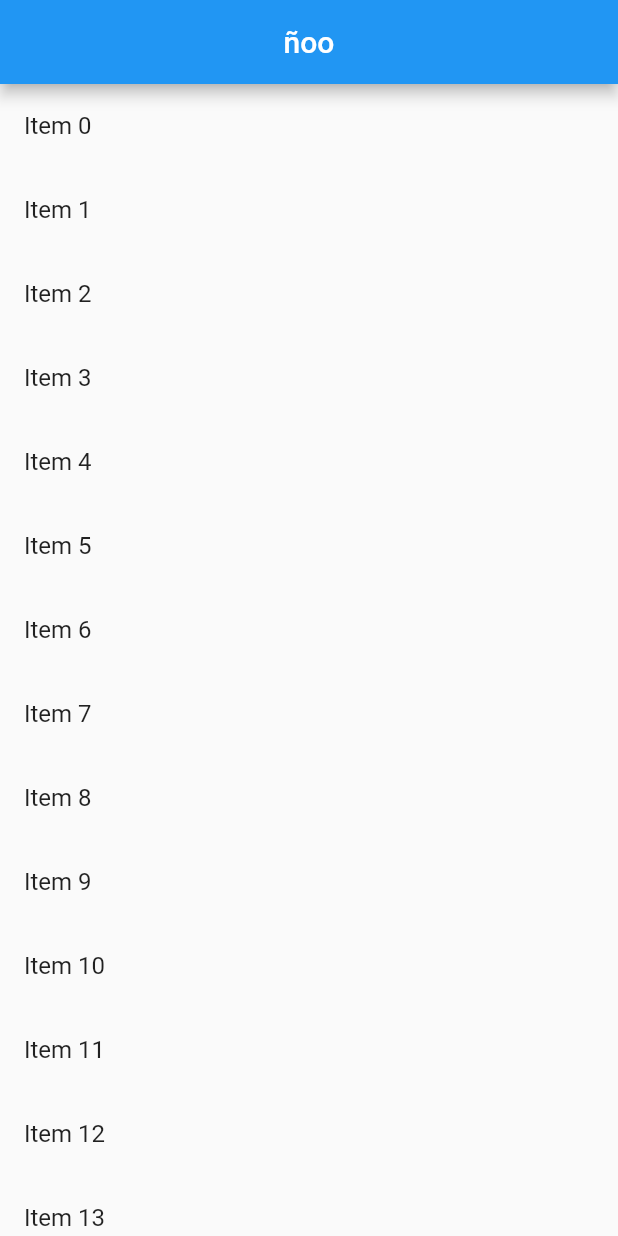
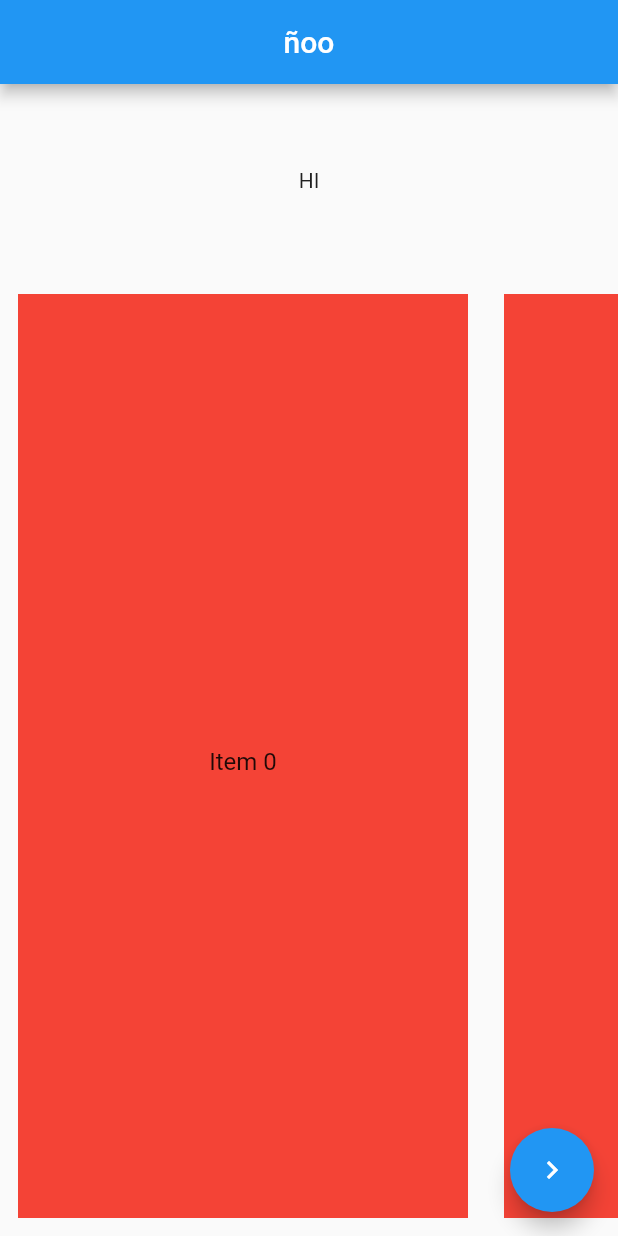
Before and after one commit to NauzetAduen/listview_position_demo, a Flutter app: the screen it shows after launch, on a phone screen of 412 x 824 dp. Run offline on Flutter 3.47's test engine with Material 2 defaults, Android fonts, the phone set to English and light mode, and no system bars; drawn by our look-alikes of scrollable_positioned_list.

Commit message:
ADD scroll functionality to list

```diff
--- a/lib/main.dart
+++ b/lib/main.dart
@@ -1,10 +1,16 @@
 import 'package:flutter/material.dart';
+import 'package:scrollable_positioned_list/scrollable_positioned_list.dart';
 
 void main() {
   runApp(MyApp());
 }
 
-class MyApp extends StatelessWidget {
+class MyApp extends StatefulWidget {
+  @override
+  _MyAppState createState() => _MyAppState();
+}
+
+class _MyAppState extends State<MyApp> {
   @override
   Widget build(BuildContext context) {
     return MaterialApp(
@@ -17,16 +23,56 @@ class MyApp extends StatelessWidget {
   }
 }
 
-class HomePage extends StatelessWidget {
+class HomePage extends StatefulWidget {
+  @override
+  _HomePageState createState() => _HomePageState();
+}
+
+class _HomePageState extends State<HomePage> {
   final items = List<String>.generate(50, (index) => "Item $index");
+
+  int indexToJump = 0;
+  final ItemScrollController itemScrollController = ItemScrollController();
+  final ItemPositionsListener itemPositionsListener =
+      ItemPositionsListener.create();
+
+  final Duration duration = Duration(seconds: 1);
+
   @override
   Widget build(BuildContext context) {
     return Scaffold(
+        floatingActionButton: FloatingActionButton(
+          onPressed: _scrollToNext,
+          child: Icon(Icons.navigate_next_outlined),
+        ),
         appBar: AppBar(title: Text("ñoo"), centerTitle: true),
-        body: ListView.builder(
-          itemBuilder: (context, index) =>
-              ListTile(title: Text('${items[index]}')),
-          itemCount: items.length,
+        body: Column(
+          mainAxisSize: MainAxisSize.min,
+          children: [
+            Flexible(flex: 1, child: Center(child: Text("HI"))),
+            Flexible(
+              flex: 5,
+              child: ScrollablePositionedList.builder(
+                scrollDirection: Axis.horizontal,
+                itemScrollController: itemScrollController,
+                itemPositionsListener: itemPositionsListener,
+                itemCount: items.length,
+                itemBuilder: (context, index) => Padding(
+                  padding: const EdgeInsets.all(12.0),
+                  child: Container(
+                    width: 300,
+                    color: Colors.red,
+                    child: ListTile(
+                      title: Center(child: Text('${items[index]}')),
+                    ),
+                  ),
+                ),
+              ),
+            ),
+          ],
         ));
   }
+
+  void _scrollToNext() =>
+      itemScrollController.scrollTo(index: indexToJump++, duration: duration);
 }
--- a/pubspec.yaml
+++ b/pubspec.yaml
@@ -21,6 +21,7 @@ environment:
   sdk: ">=2.7.0 <3.0.0"
 
 dependencies:
+  scrollable_positioned_list: ^0.1.8
   flutter:
     sdk: flutter
 
```
Also changed, not shown: pubspec.lock.
